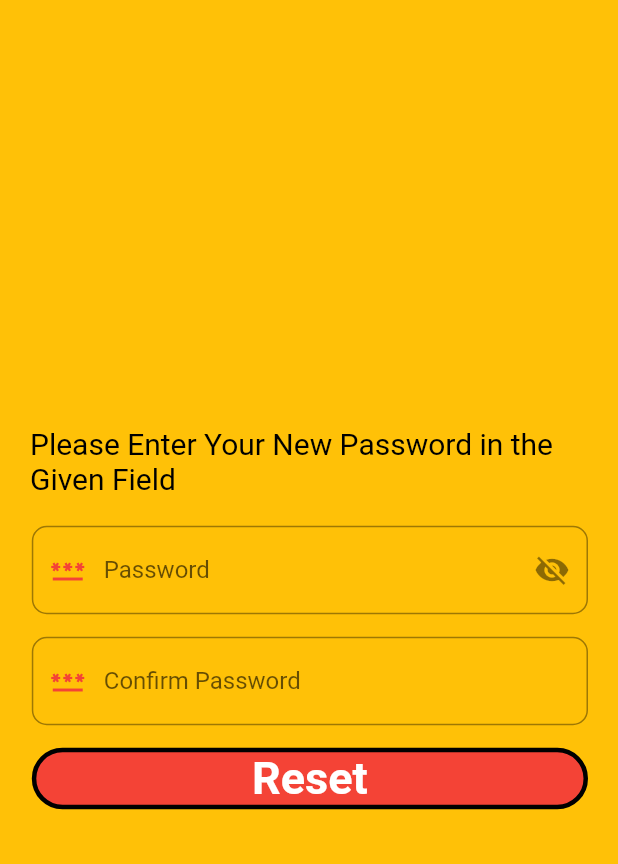
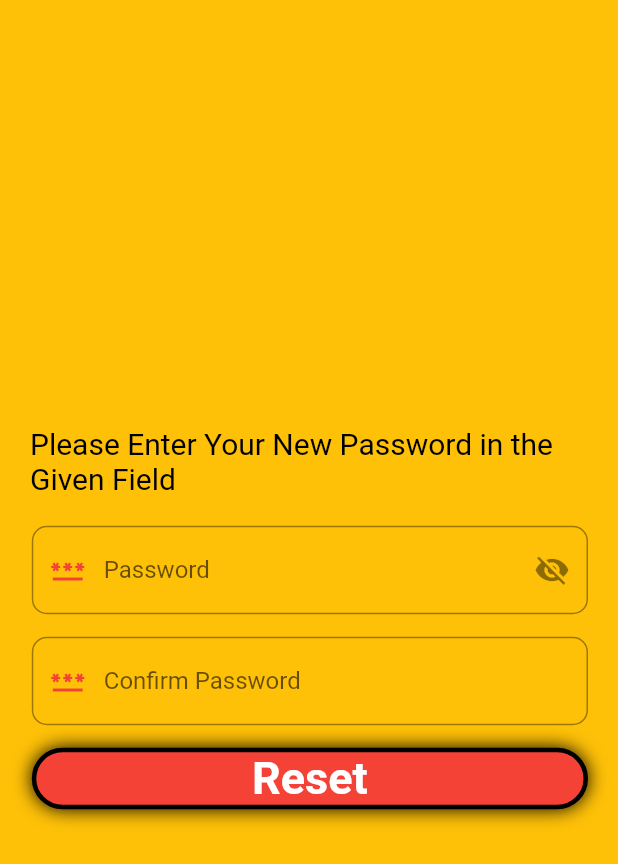
Before and after one commit to janith2021/FIGHT-THE-BITE-MOBILE-APPLICATION, a Flutter app: the ChangePassword screen opened by its route, on a phone screen of 412 x 824 dp. Shown: the top 864 px of the screen. Run offline on Flutter 3.47's test engine with Material 2 defaults, Android fonts, the phone set to English and light mode, and no system bars; our stand-ins replace another_flutter_splash_screen, carousel_slider, circular_profile_avatar, flutter_dotenv, google_fonts, hive and 4 more; missing offline and left inert: art_sweetalert, cloudinary, constrained_scroll_view, shortid, splash_view; accounts and stored records are empty; network calls fail; Roboto replaces fonts that are missing (Aldrich).

Commit message:
Login Page Designed

```diff
--- a/client/lib/const/all_dimensions.dart
+++ b/client/lib/const/all_dimensions.dart
@@ -13,6 +13,7 @@ class AllDimensions {
   static double px25 = 25;
   static double px30 = 30;
   static double px34 = 34;
+  static double px39 = 39;
   static double px40 = 40;
   static double px50 = 50;
   static double px60 = 60;
--- a/client/lib/const/all_strings.dart
+++ b/client/lib/const/all_strings.dart
@@ -7,7 +7,7 @@ class AllStrings {
   static String dontHaveAccount = "Don't Have an Account? ";
   static String signUp = "Sign Up";
   static String login = "Login";
-  static String resetPassword = "Reset Password";
+  static String resetPassword = "Forgot Password?";
   static String register = "Register";
   static String haveanaccount = "Already Have an Account? ";
   static String name = "Name";
--- a/client/lib/const/app_colors.dart
+++ b/client/lib/const/app_colors.dart
@@ -10,6 +10,9 @@ class AppColors {
   static Color black = _colorFromHex("000000");
   static Color yellow = _colorFromHex("f1c40f");
   static Color orange = _colorFromHex("e67e22");
+  static Color pink = _colorFromHex("F49097");
+  static Color lightred = _colorFromHex("E74646");
+  static Color lightpink = _colorFromHex("FFECBA");
 
   static Color _colorFromHex(String value) {
     return Color(int.parse("FF$value", radix: 16));
--- a/client/lib/widget/custom_button.dart
+++ b/client/lib/widget/custom_button.dart
@@ -11,6 +11,7 @@ class CustomButton extends StatelessWidget {
   final TextStyle styles;
   final double btnWidth;
   final double? btnheight;
+  final double? shadow;
 
   const CustomButton(
       {super.key,
@@ -21,7 +22,8 @@ class CustomButton extends StatelessWidget {
       required this.text,
       required this.styles,
       required this.btnWidth,
-      this.btnheight
+      this.btnheight,
+      this.shadow,
       });
 
   @override
@@ -36,7 +38,7 @@ class CustomButton extends StatelessWidget {
           border: Border.all(
             color: bordercolor,
             width: borderwidth,
-          )),
+          ),boxShadow: [BoxShadow(blurRadius: shadow ?? AllDimensions.px10)]),
       child: Center(
           child: Text(
         text,
--- a/client/pubspec.yaml
+++ b/client/pubspec.yaml
@@ -67,6 +67,7 @@ dependencies:
   event_schedule_calendar: ^1.1.1
   cr_calendar: ^1.2.1
   flutter_neat_and_clean_calendar: ^0.3.14+32
+  constrained_scroll_view: ^0.1.0
 
   # flutter_tawk: ^0.1.0
 
```
Also changed, not shown: client/lib/screen/authentication/login.dart (+38 -28 lines), client/pubspec.lock.
